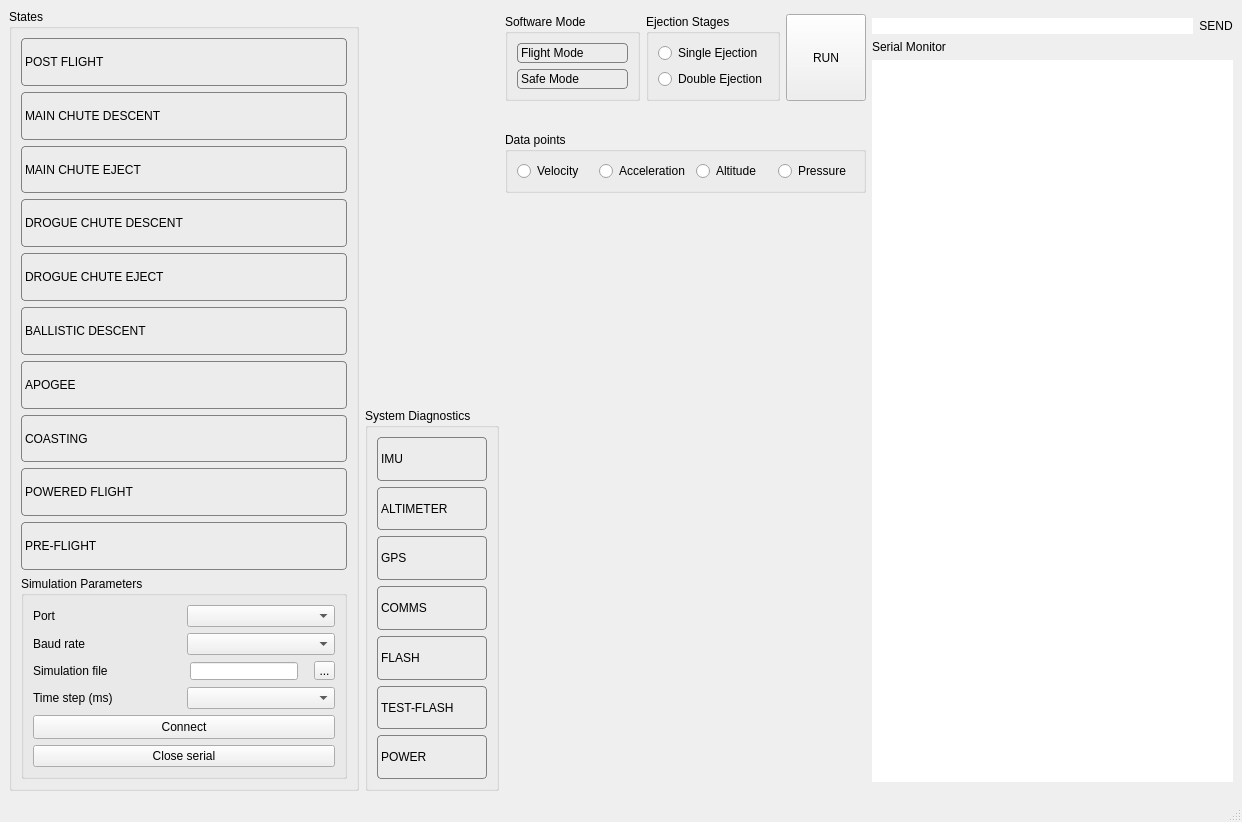
Qt form app/NaFCSE/mainwindow.ui (bytecod3/Nakuja-Flight-Computer-Simulation-Engine) before a commit.
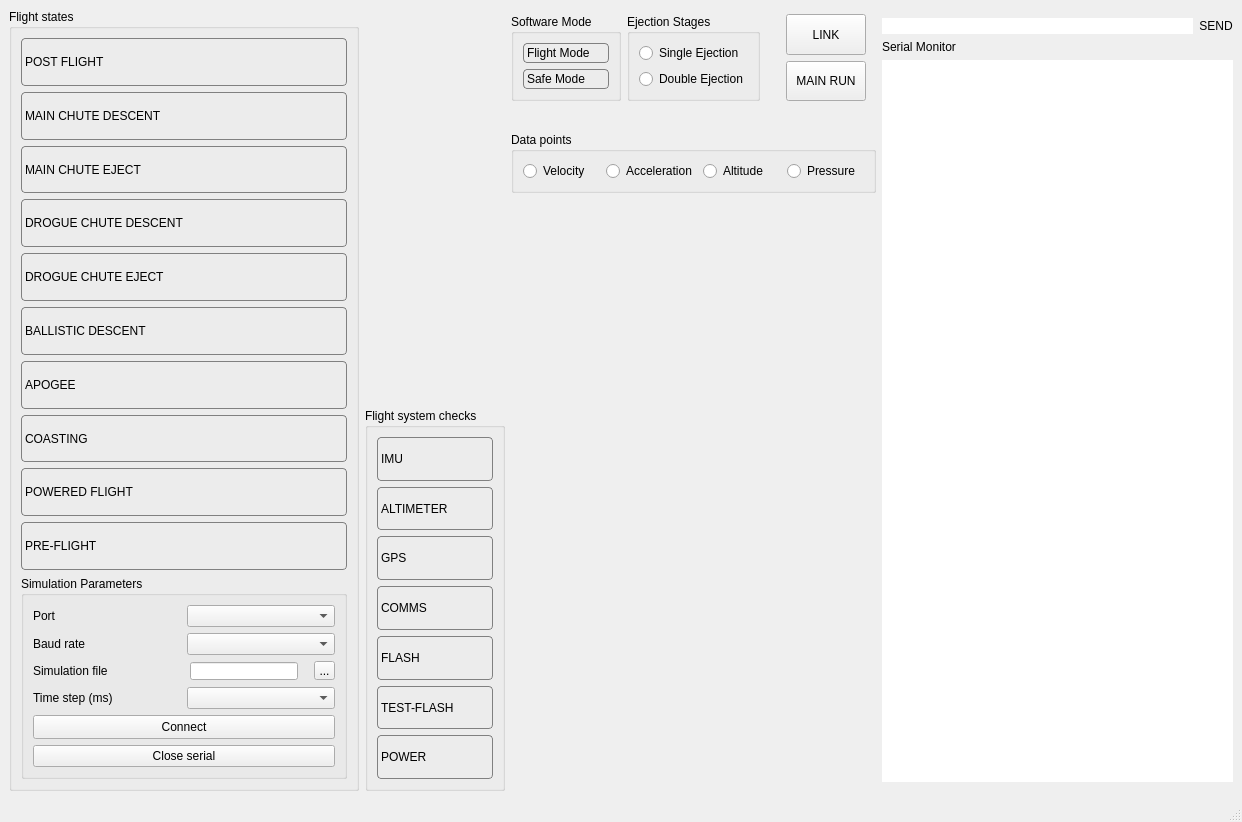
The same form after that commit. Icons and pictures are not drawn. Custom widgets are drawn as their Qt base class.

```diff
--- a/app/NaFCSE/mainwindow.ui
+++ b/app/NaFCSE/mainwindow.ui
@@ -36,7 +36,7 @@
        </size>
       </property>
       <property name="title">
-       <string>States</string>
+       <string>Flight states</string>
       </property>
       <layout class="QVBoxLayout" name="verticalLayout_3">
        <item>
@@ -298,7 +298,7 @@
       <item>
        <widget class="QGroupBox" name="groupBox_5">
         <property name="title">
-         <string>System Diagnostics</string>
+         <string>Flight system checks</string>
         </property>
         <layout class="QHBoxLayout" name="horizontalLayout_6">
          <item>
@@ -408,6 +408,9 @@
       </property>
       <item>
        <layout class="QHBoxLayout" name="horizontalLayout_5">
+        <property name="rightMargin">
+         <number>10</number>
+        </property>
         <property name="bottomMargin">
          <number>5</number>
         </property>
@@ -492,20 +495,37 @@
          </widget>
         </item>
         <item>
-         <widget class="QPushButton" name="btnRun">
+         <layout class="QVBoxLayout" name="verticalLayout_5">
+          <property name="leftMargin">
+           <number>20</number>
+          </property>
+          <item>
+           <widget class="QPushButton" name="btnLink">
           <property name="sizePolicy">
-           <sizepolicy hsizetype="Fixed" vsizetype="Preferred">
+             <sizepolicy hsizetype="Minimum" vsizetype="Minimum">
             <horstretch>0</horstretch>
             <verstretch>0</verstretch>
            </sizepolicy>
           </property>
-          <property name="styleSheet">
-           <string notr="true"/>
-          </property>
+            <property name="text">
+             <string>LINK</string>
+            </property>
+           </widget>
+          </item>
+          <item>
+           <widget class="QPushButton" name="btnMainRun">
+            <property name="sizePolicy">
+             <sizepolicy hsizetype="Minimum" vsizetype="Preferred">
+              <horstretch>0</horstretch>
+              <verstretch>0</verstretch>
+             </sizepolicy>
+            </property>
           <property name="text">
-           <string>RUN</string>
-          </property>
-         </widget>
+             <string>MAIN RUN</string>
+            </property>
+           </widget>
+          </item>
+         </layout>
         </item>
        </layout>
       </item>
@@ -627,6 +647,15 @@
            <verstretch>0</verstretch>
           </sizepolicy>
          </property>
+         <property name="styleSheet">
+          <string notr="true">background: {
+color: #000000;
+}
+
+font: {
+	color: #ffffff;
+}</string>
+         </property>
         </widget>
        </item>
       </layout>
```
Lines whose indentation alone changed are shown as unchanged.
